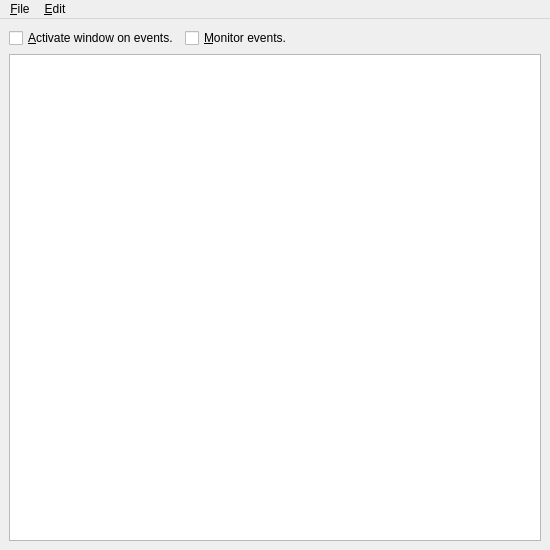
Old version of the form branches/trunk/UI/spot-on-notificationswindow.ui in the repository textbrowser/spot-on.
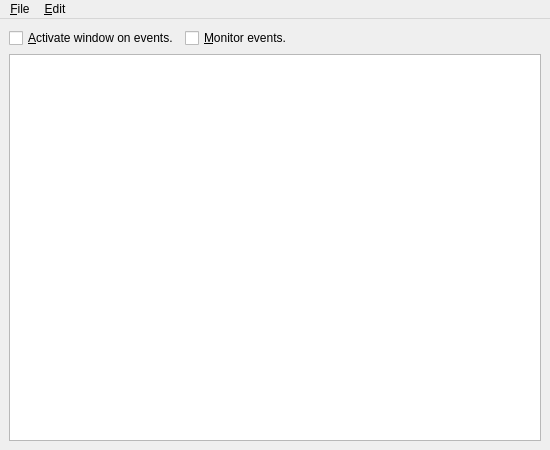
New version of the form. Icons and pictures are not drawn.

Patch:
```diff
--- a/branches/trunk/UI/spot-on-notificationswindow.ui
+++ b/branches/trunk/UI/spot-on-notificationswindow.ui
@@ -7,7 +7,7 @@
     <x>0</x>
     <y>0</y>
     <width>550</width>
-    <height>550</height>
+    <height>450</height>
    </rect>
   </property>
   <property name="windowIcon">
```
Left out of the diff: 2 changed lines with no effect on the pictures.
